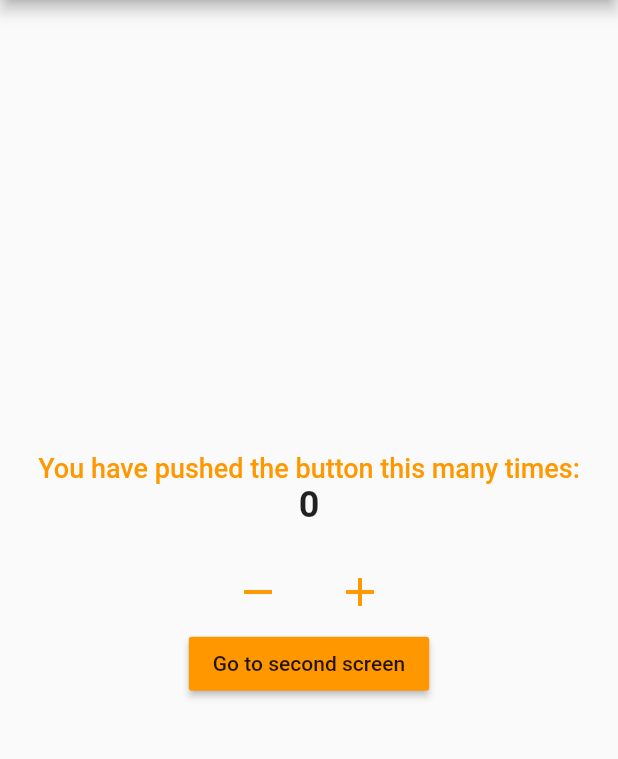
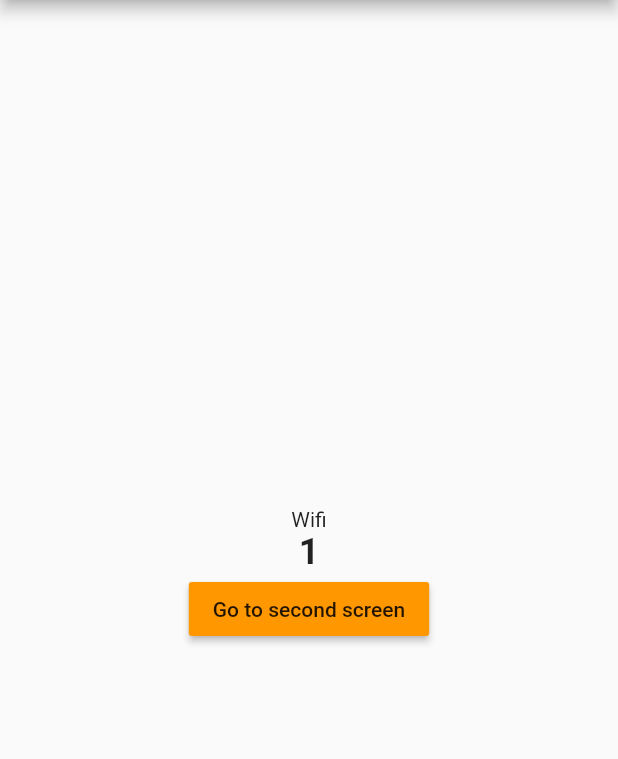
Before and after one commit to abentad/flutter_bloc_example, a Flutter app: the screen it shows after launch, on a phone screen of 412 x 824 dp, the part 84-843 px from its top. Run offline on Flutter 3.47's test engine with Material 2 defaults, Android fonts, the phone set to English and light mode, and no system bars; our stand-ins replace bloc, connectivity_plus, equatable, flutter_bloc.

Commit message:
chapter 7 done

```diff
--- /dev/null
+++ b/lib/constants/enums.dart
@@ -0,0 +1,4 @@
+enum ConnectionType {
+  Wifi,
+  Mobile,
+}
--- a/lib/logic/cubit/counter_cubit.dart
+++ b/lib/logic/cubit/counter_cubit.dart
@@ -1,10 +1,25 @@
+import 'dart:async';
+
 import 'package:bloc/bloc.dart';
+import 'package:bloc_example/constants/enums.dart';
+import 'package:bloc_example/logic/cubit/internet_cubit.dart';
 import 'package:equatable/equatable.dart';
 
 part 'counter_state.dart';
 
 class CounterCubit extends Cubit<CounterState> {
-  CounterCubit() : super(CounterState(counterValue: 0, wasIncremented: false));
+  final InternetCubit internetCubit;
+  // ignore: cancel_subscriptions
+  late StreamSubscription internetStreamSubscription;
+  CounterCubit({required this.internetCubit}) : super(CounterState(counterValue: 0, wasIncremented: false)) {
+    internetStreamSubscription = internetCubit.stream.listen((internetState) {
+      if (internetState is InternetConnected && internetState.connectionType == ConnectionType.Wifi) {
+        increment();
+      } else if (internetState is InternetConnected && internetState.connectionType == ConnectionType.Mobile) {
+        decrement();
+      }
+    });
+  }
 
   void increment() => emit(CounterState(counterValue: state.counterValue + 1, wasIncremented: true));
   void decrement() => emit(CounterState(counterValue: state.counterValue - 1, wasIncremented: false));
--- /dev/null
+++ b/lib/logic/cubit/internet_cubit.dart
@@ -0,0 +1,35 @@
+import 'dart:async';
+
+import 'package:bloc/bloc.dart';
+import 'package:bloc_example/constants/enums.dart';
+import 'package:connectivity_plus/connectivity_plus.dart';
+import 'package:equatable/equatable.dart';
+
+part 'internet_state.dart';
+
+class InternetCubit extends Cubit<InternetState> {
+  final Connectivity connectivity;
+  // ignore: cancel_subscriptions
+  late StreamSubscription connectivityStreamSubscription;
+
+  InternetCubit({required this.connectivity}) : super(InternetLoading()) {
+    connectivityStreamSubscription = connectivity.onConnectivityChanged.listen((connectivityResult) {
+      if (connectivityResult == ConnectivityResult.wifi) {
+        emitInternetConnected(ConnectionType.Wifi);
+      } else if (connectivityResult == ConnectivityResult.mobile) {
+        emitInternetConnected(ConnectionType.Mobile);
+      } else if (connectivityResult == ConnectivityResult.none) {
+        emitInternetDisconnected();
+      }
+    });
+  }
+
+  void emitInternetConnected(ConnectionType _connectionType) => emit(InternetConnected(connectionType: _connectionType));
+  void emitInternetDisconnected() => emit(InternetDisconnected());
+
+  @override
+  Future<void> close() {
+    connectivityStreamSubscription.cancel();
+    return super.close();
+  }
+}
--- /dev/null
+++ b/lib/logic/cubit/internet_state.dart
@@ -0,0 +1,17 @@
+part of 'internet_cubit.dart';
+
+abstract class InternetState extends Equatable {
+  const InternetState();
+
+  @override
+  List<Object> get props => [];
+}
+
+class InternetLoading extends InternetState {}
+
+class InternetConnected extends InternetState {
+  final ConnectionType connectionType;
+  InternetConnected({required this.connectionType});
+}
+
+class InternetDisconnected extends InternetState {}
--- a/lib/main.dart
+++ b/lib/main.dart
@@ -1,19 +1,28 @@
+import 'package:bloc_example/logic/cubit/internet_cubit.dart';
 import 'package:bloc_example/presentation/screens/home_screen.dart';
 import 'package:bloc_example/presentation/screens/second_screen.dart';
+import 'package:connectivity_plus/connectivity_plus.dart';
 import 'package:flutter/material.dart';
 import 'package:flutter_bloc/flutter_bloc.dart';
 
 import 'logic/cubit/counter_cubit.dart';
 
 void main() {
-  runApp(MyApp());
+  runApp(MyApp(connectivity: Connectivity()));
 }
 
 class MyApp extends StatelessWidget {
+  final Connectivity connectivity;
+
+  MyApp({required this.connectivity});
+
   @override
   Widget build(BuildContext context) {
-    return BlocProvider(
-      create: (context) => CounterCubit(),
+    return MultiBlocProvider(
+      providers: [
+        BlocProvider<InternetCubit>(create: (context) => InternetCubit(connectivity: connectivity)),
+        BlocProvider<CounterCubit>(create: (context) => CounterCubit(internetCubit: BlocProvider.of<InternetCubit>(context))),
+      ],
       child: MaterialApp(
         title: 'Bloc Example',
         theme: ThemeData(primarySwatch: Colors.teal),
--- a/lib/presentation/screens/home_screen.dart
+++ b/lib/presentation/screens/home_screen.dart
@@ -1,4 +1,6 @@
+import 'package:bloc_example/constants/enums.dart';
 import 'package:bloc_example/logic/cubit/counter_cubit.dart';
+import 'package:bloc_example/logic/cubit/internet_cubit.dart';
 import 'package:bloc_example/presentation/screens/second_screen.dart';
 import 'package:flutter/material.dart';
 import 'package:flutter_bloc/flutter_bloc.dart';
@@ -24,7 +26,19 @@ class _MyHomePageState extends State<MyHomePage> {
         child: Column(
           mainAxisAlignment: MainAxisAlignment.center,
           children: <Widget>[
-            Text('You have pushed the button this many times:', style: TextStyle(fontSize: 18.0, fontWeight: FontWeight.w500, color: widget.color)),
+            BlocBuilder<InternetCubit, InternetState>(
+              builder: (context, state) {
+                if (state is InternetConnected && state.connectionType == ConnectionType.Wifi) {
+                  return Text("Wifi");
+                } else if (state is InternetConnected && state.connectionType == ConnectionType.Mobile) {
+                  return Text("Mobile");
+                } else if (state is InternetDisconnected) {
+                  return Text("No Internet");
+                }
+                return CircularProgressIndicator();
+              },
+            ),
+            // Text('You have pushed the button this many times:', style: TextStyle(fontSize: 18.0, fontWeight: FontWeight.w500, color: widget.color)),
             BlocConsumer<CounterCubit, CounterState>(
               listener: (context, state) {
                 if (state.wasIncremented == true) {
@@ -37,15 +51,15 @@ class _MyHomePageState extends State<MyHomePage> {
                 return Text(state.counterValue.toString(), style: TextStyle(fontSize: 24.0, fontWeight: FontWeight.w600));
               },
             ),
-            SizedBox(height: 20.0),
-            Row(
-              mainAxisAlignment: MainAxisAlignment.center,
-              children: [
-                IconButton(onPressed: () => BlocProvider.of<CounterCubit>(context).decrement(), icon: Icon(Icons.remove, size: 32.0), color: widget.color),
-                SizedBox(width: 20),
-                IconButton(onPressed: () => BlocProvider.of<CounterCubit>(context).increment(), icon: Icon(Icons.add, size: 32.0), color: widget.color),
-              ],
-            ),
+            // SizedBox(height: 20.0),
+            // Row(
+            //   mainAxisAlignment: MainAxisAlignment.center,
+            //   children: [
+            //     IconButton(onPressed: () => BlocProvider.of<CounterCubit>(context).decrement(), icon: Icon(Icons.remove, size: 32.0), color: widget.color),
+            //     SizedBox(width: 20),
+            //     IconButton(onPressed: () => BlocProvider.of<CounterCubit>(context).increment(), icon: Icon(Icons.add, size: 32.0), color: widget.color),
+            //   ],
+            // ),
             MaterialButton(
               onPressed: () {
                 Navigator.of(context).pushNamed('/second');
--- a/pubspec.yaml
+++ b/pubspec.yaml
@@ -8,6 +8,7 @@ environment:
 
 dependencies:
   bloc_test: ^8.1.0
+  connectivity_plus: ^1.0.6
   cupertino_icons: ^1.0.2
   equatable: ^2.0.3
   flutter:
```
Also changed, not shown: pubspec.lock.
